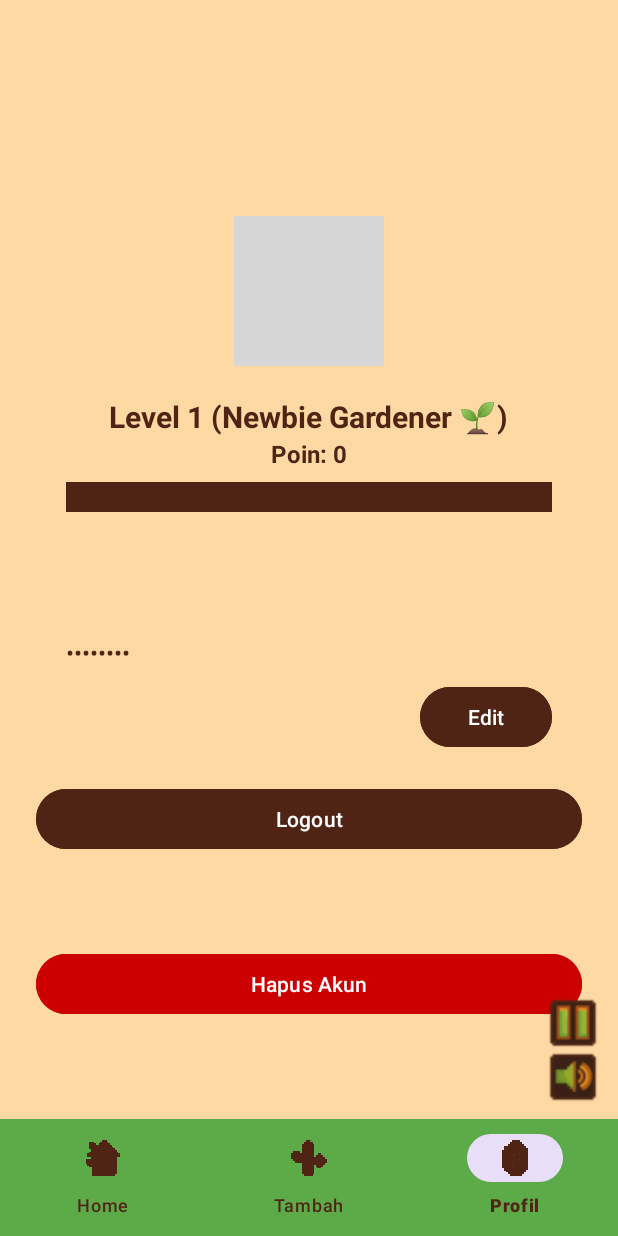
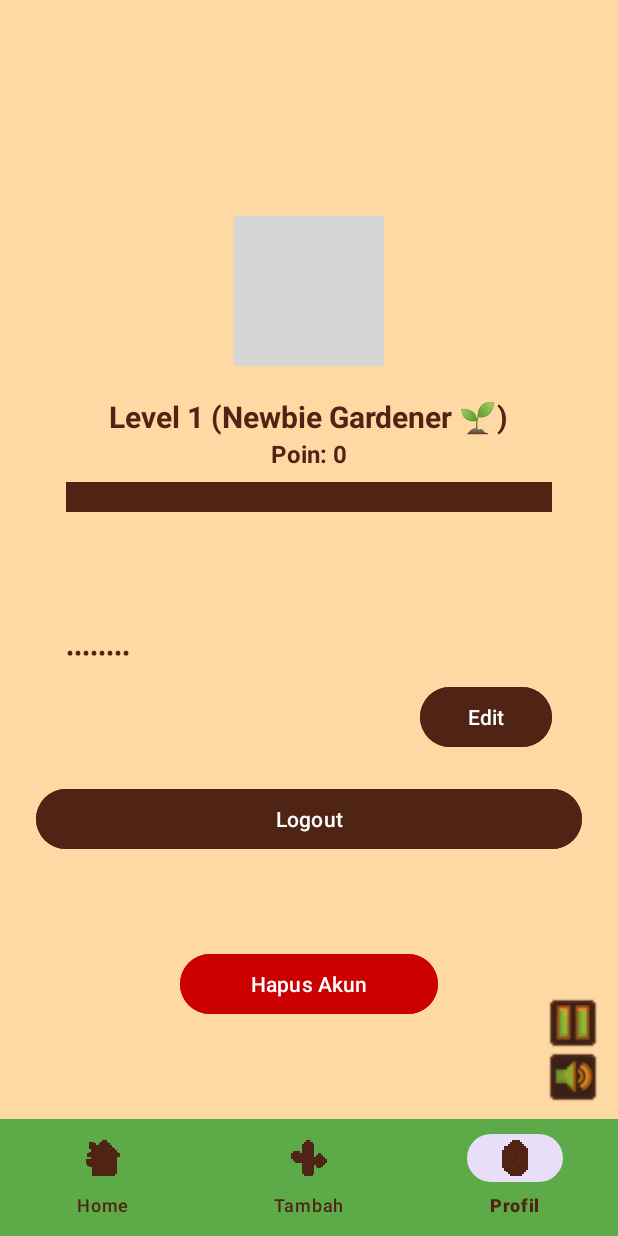
Before and after one commit to Hayunitya/GrowMate, an Android app: the ProfileFragment screen opened through its navigation route, on a phone screen of 412 x 824 dp. Run offline under Robolectric (Android 15) with nearby library versions, the phone set to English and light mode, and no system bars; our stand-ins replace CircleImageView, Firebase (no records; nobody signed in at launch, a user with empty details on screens opened directly), navigation-ui; grey boxes are pictures that could not be loaded.

Commit message:
fix issues

```diff
--- a/app/src/main/res/layout/activity_login.xml
+++ b/app/src/main/res/layout/activity_login.xml
@@ -28,6 +28,7 @@
             android:layout_width="match_parent"
             android:layout_height="wrap_content"
             android:hint="@string/login_email"
+            android:textColor="@color/brown"
             android:inputType="textEmailAddress" />
     </com.google.android.material.textfield.TextInputLayout>
 
@@ -42,6 +43,7 @@
             android:layout_width="match_parent"
             android:layout_height="wrap_content"
             android:hint="@string/login_password"
+            android:textColor="@color/brown"
             android:inputType="textPassword" />
     </com.google.android.material.textfield.TextInputLayout>
 
--- a/app/src/main/res/layout/activity_register.xml
+++ b/app/src/main/res/layout/activity_register.xml
@@ -19,6 +19,7 @@
             android:layout_width="match_parent"
             android:layout_height="wrap_content"
             android:hint="@string/login_email"
+            android:textColor="@color/brown"
             android:inputType="textEmailAddress" />
     </com.google.android.material.textfield.TextInputLayout>
 
@@ -33,6 +34,7 @@
             android:layout_width="match_parent"
             android:layout_height="wrap_content"
             android:hint="@string/login_password"
+            android:textColor="@color/brown"
             android:inputType="textPassword" />
     </com.google.android.material.textfield.TextInputLayout>
 
@@ -47,6 +49,7 @@
             android:layout_width="match_parent"
             android:layout_height="wrap_content"
             android:hint="@string/register_password_confirm"
+            android:textColor="@color/brown"
             android:inputType="textPassword" />
     </com.google.android.material.textfield.TextInputLayout>
 
--- a/app/src/main/res/layout/fragment_add.xml
+++ b/app/src/main/res/layout/fragment_add.xml
@@ -30,6 +30,7 @@
                 android:id="@+id/etPlantName"
                 android:layout_width="match_parent"
                 android:layout_height="wrap_content"
+                android:textColor="@color/brown"
                 android:hint="@string/plant_name" />
         </com.google.android.material.textfield.TextInputLayout>
 
@@ -44,6 +45,7 @@
                 android:layout_width="match_parent"
                 android:layout_height="wrap_content"
                 android:hint="@string/plant_date"
+                android:textColor="@color/brown"
                 android:focusable="false" />
         </com.google.android.material.textfield.TextInputLayout>
 
@@ -58,6 +60,7 @@
                 android:layout_width="match_parent"
                 android:layout_height="wrap_content"
                 android:hint="@string/plant_notes"
+                android:textColor="@color/brown"
                 android:inputType="textMultiLine" />
         </com.google.android.material.textfield.TextInputLayout>
 
@@ -69,6 +72,7 @@
             android:layout_marginTop="12dp"
             android:layout_marginStart="15dp"
             android:hint="@string/plant_watering_freq"
+            android:textColor="@color/brown"
             app:endIconMode="dropdown_menu">
 
             <AutoCompleteTextView
@@ -90,6 +94,7 @@
             android:layout_marginTop="12dp"
             android:layout_marginStart="15dp"
             android:hint="@string/plant_fertilizing_freq"
+            android:textColor="@color/brown"
             app:endIconMode="dropdown_menu">
 
             <AutoCompleteTextView
--- a/app/src/main/res/layout/fragment_edit.xml
+++ b/app/src/main/res/layout/fragment_edit.xml
@@ -28,6 +28,7 @@
                 android:id="@+id/etPlantName"
                 android:layout_width="match_parent"
                 android:layout_height="wrap_content"
+                android:textColor="@color/brown"
                 android:hint="@string/plant_name" />
         </com.google.android.material.textfield.TextInputLayout>
 
@@ -40,6 +41,7 @@
                 android:id="@+id/etPlantDate"
                 android:layout_width="match_parent"
                 android:layout_height="wrap_content"
+                android:textColor="@color/brown"
                 android:hint="@string/plant_date" />
         </com.google.android.material.textfield.TextInputLayout>
 
@@ -52,6 +54,7 @@
                 android:id="@+id/etNotes"
                 android:layout_width="match_parent"
                 android:layout_height="wrap_content"
+                android:textColor="@color/brown"
                 android:hint="@string/plant_notes" />
         </com.google.android.material.textfield.TextInputLayout>
 
@@ -63,6 +66,7 @@
             android:layout_marginTop="12dp"
             android:layout_marginStart="15dp"
             android:hint="@string/plant_watering_freq"
+            android:textColor="@color/brown"
             app:endIconMode="dropdown_menu">
 
             <AutoCompleteTextView
@@ -84,6 +88,7 @@
             android:layout_marginTop="12dp"
             android:layout_marginStart="15dp"
             android:hint="@string/plant_fertilizing_freq"
+            android:textColor="@color/brown"
             app:endIconMode="dropdown_menu">
 
             <AutoCompleteTextView
--- a/app/src/main/res/layout/fragment_home.xml
+++ b/app/src/main/res/layout/fragment_home.xml
@@ -49,6 +49,7 @@
             android:id="@+id/ivProfile"
             android:layout_width="40dp"
             android:layout_height="40dp"
+            android:layout_marginEnd="10dp"
             android:src="@drawable/mascot"
             android:background="@drawable/circle_background"
             android:scaleType="centerCrop"
@@ -63,7 +64,7 @@
     <EditText
         android:id="@+id/etSearch"
         android:layout_width="match_parent"
-        android:layout_height="wrap_content"
+        android:layout_height="50dp"
         android:layout_marginStart="20dp"
         android:layout_marginEnd="20dp"
         android:layout_marginTop="4dp"
--- a/app/src/main/res/layout/fragment_profile.xml
+++ b/app/src/main/res/layout/fragment_profile.xml
@@ -81,7 +81,8 @@
                 android:clickable="false"
                 android:focusable="false"
                 android:focusableInTouchMode="false"
-                android:hint="@string/profile_fullname" />
+                android:hint="@string/profile_fullname"
+                android:textColor="@color/brown"/>
         </com.google.android.material.textfield.TextInputLayout>
 
         <TextView
@@ -107,7 +108,8 @@
                 android:clickable="false"
                 android:focusable="false"
                 android:focusableInTouchMode="false"
-                android:hint="@string/login_email" />
+                android:hint="@string/login_email"
+                android:textColor="@color/brown"/>
         </com.google.android.material.textfield.TextInputLayout>
 
         <TextView
@@ -134,6 +136,7 @@
                 android:focusable="false"
                 android:focusableInTouchMode="false"
                 android:hint="@string/profile_new_password_optional"
+                android:textColor="@color/brown"
                 android:inputType="textPassword" />
         </com.google.android.material.textfield.TextInputLayout>
 
@@ -144,6 +147,7 @@
             android:layout_height="wrap_content"
             android:layout_gravity="right"
             android:text="@string/edit_button"
+            android:textColor="@android:color/white"
             android:backgroundTint="@color/brown"
             android:backgroundTintMode="@color/brown"
             tools:ignore="RtlHardcoded" />
@@ -154,6 +158,7 @@
             android:layout_height="wrap_content"
             android:layout_gravity="right"
             android:text="@string/save_button"
+            android:textColor="@android:color/white"
             android:backgroundTint="@color/brown"
             android:backgroundTintMode="@color/brown"
             android:visibility="gone"
@@ -178,6 +183,8 @@
         android:layout_width="match_parent"
         android:layout_height="wrap_content"
         android:layout_marginTop="50dp"
+        android:layout_marginStart="96dp"
+        android:layout_marginEnd="96dp"
         android:backgroundTint="@android:color/holo_red_dark"
         android:backgroundTintMode="@color/brown"
         android:text="@string/delete_account_button"
```
